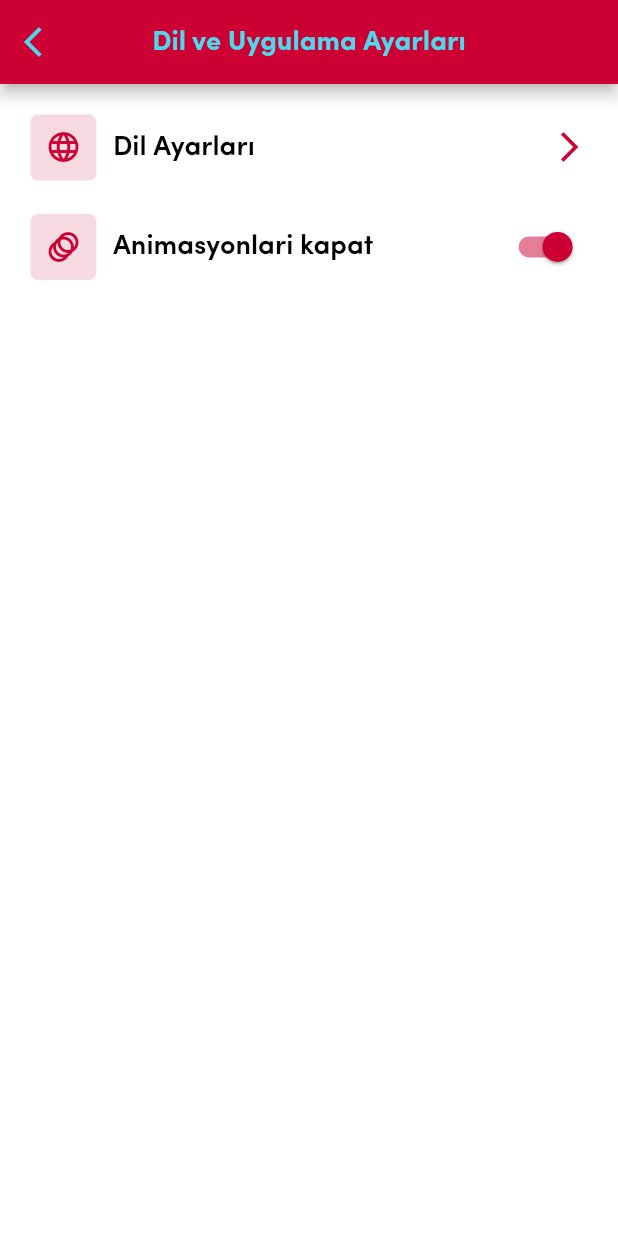
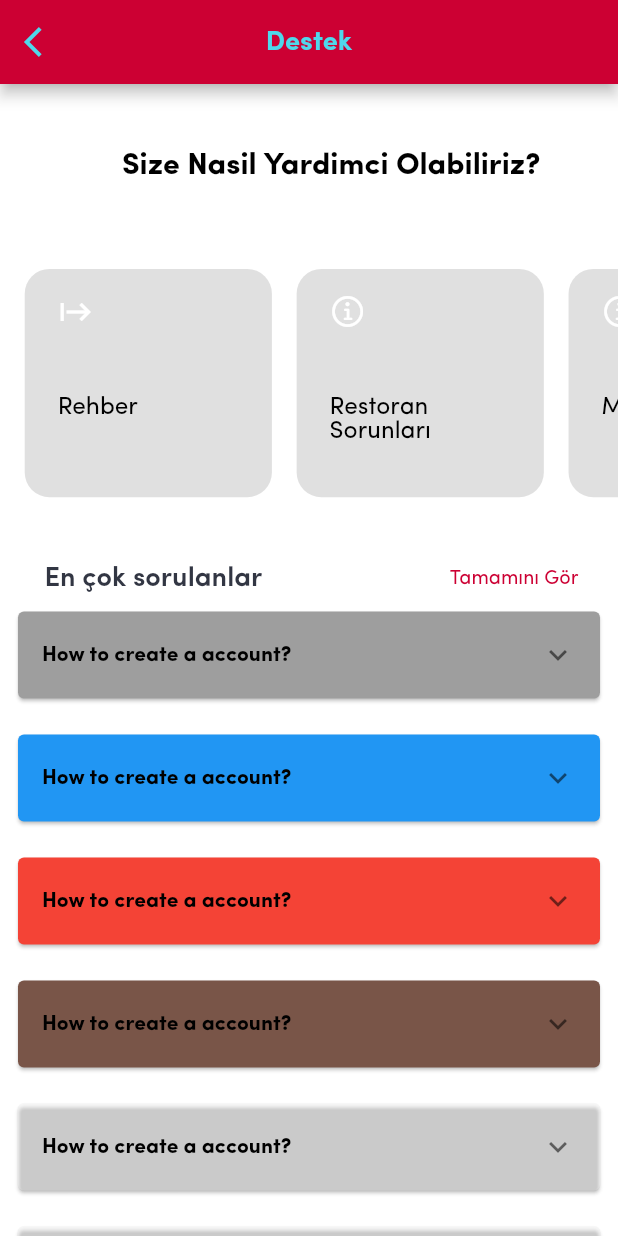
Before and after one commit to erkanrcelik/choosicbox, a Flutter app: the ProfilePageView screen opened by its route, after a tap on "Faliyetler", after a tap on "Ayarlar", after a tap on "Destek", on a phone screen of 412 x 824 dp. Run offline on Flutter 3.47's test engine with Material 2 defaults, Android fonts, the phone set to English and light mode, and no system bars; our stand-ins replace avatar_glow, carousel_slider, curved_navigation_bar, flutter_advanced_drawer, flutter_screenutil, flutter_svg and 3 more; missing offline and left inert: cupertino_range_slider_improved, custom_accordion, intl_phone_field2, simple_ripple_animation.

Commit message:
sana girsin eko

```diff
--- a/lib/routes/app_pages.dart
+++ b/lib/routes/app_pages.dart
@@ -17,6 +17,7 @@ import '../../screens/authentication/login/View/login_view.dart';
 import '../../screens/authentication/register/View/register_view.dart';
 import '../../screens/home/profile/View/profile_view.dart';
 import '../screens/home/profile/Settings/View/Pages/AccountSettings/CommunicationUpdates/View/communication_updates_view.dart';
+import '../screens/home/profile/Settings/View/Pages/FaqSettings/View/faq_settings_view.dart';
 import '../screens/home/profile/Settings/View/Pages/LanguageAppSettings/LanguageSettings/View/language_settings_view.dart';
 import '../screens/home/profile/Settings/View/Pages/LanguageAppSettings/View/language_app_settings_view.dart';
 
@@ -107,5 +108,9 @@ class AppPages {
       name: Routes.LANGUAGE_SETTINGS,
       page: () => LanguageSettingsView(),
     ),
+    GetPage(
+      name: Routes.FAQ_SETTINGS,
+      page: () => FaqSettingsView(),
+    ),
   ];
 }
--- a/lib/routes/app_routes.dart
+++ b/lib/routes/app_routes.dart
@@ -26,4 +26,5 @@ abstract class Routes {
   static const DELETE_ACCOUNT = '/delete-account';
   static const LANGUAGE_APP_SETTINGS = '/account-app-settings';
   static const LANGUAGE_SETTINGS = '/language-settings';
+  static const FAQ_SETTINGS = '/faq-settings';
 }
--- a/lib/screens/authentication/welcome/View/welcome_view.dart
+++ b/lib/screens/authentication/welcome/View/welcome_view.dart
@@ -64,7 +64,7 @@ class _WelcomeViewState extends State<WelcomeView> {
                         Padding(
                           padding: const EdgeInsets.symmetric(horizontal: 16),
                           child: Text(
-                            'Sign In With',
+                            'Sign In ',
                             style: TextStyle(
                               fontSize: 16,
                               fontWeight: FontWeight.w600,
@@ -93,7 +93,7 @@ class _WelcomeViewState extends State<WelcomeView> {
                               mainAxisAlignment: MainAxisAlignment.center,
                               children: [
                                 SvgPath(
-                                  svgPath: 'facebook',
+                                  svgPath: 'apple',
                                   width: 24,
                                   height: 24,
                                 ),
@@ -101,7 +101,7 @@ class _WelcomeViewState extends State<WelcomeView> {
                                   width: 16,
                                 ),
                                 Text(
-                                  'FACEBOOK',
+                                  'Apple',
                                   style: TextStyle(
                                       fontSize: 16,
                                       fontWeight: FontWeight.w600,
--- a/lib/screens/home/home/View/home_view.dart
+++ b/lib/screens/home/home/View/home_view.dart
@@ -191,24 +191,6 @@ class _HomeViewState extends State<HomeView> {
           toolbarHeight: 80.h,
           backgroundColor: Colors.transparent,
           elevation: 0,
-          title:
-              Column(crossAxisAlignment: CrossAxisAlignment.center, children: [
-            Row(mainAxisAlignment: MainAxisAlignment.center, children: [
-              Text(
-                'Mevcut Lokasyon'.tr,
-                style: TextStyle(color: Colors.grey, fontSize: 17.sp),
-              ),
-              Icon(
-                Icons.keyboard_arrow_down_outlined,
-                color: Colors.grey,
-                size: 17.h,
-              )
-            ]),
-            Text(
-              '4102 Pretty View Lane',
-              style: TextStyle(fontSize: 18.sp),
-            )
-          ]),
           leading: IconButton(
             onPressed: _handleMenuButtonPressed,
             icon: ValueListenableBuilder<AdvancedDrawerValue>(
@@ -219,7 +201,7 @@ class _HomeViewState extends State<HomeView> {
                   child: Icon(
                     color: Colors.grey,
                     size: 30.h,
-                    value.visible ? Icons.clear : Icons.menu,
+                    value.visible ? Icons.menu : Icons.menu,
                     key: ValueKey<bool>(value.visible),
                   ),
                 );
@@ -272,13 +254,6 @@ class _HomeViewState extends State<HomeView> {
                               child: TextFormField(
                                 decoration: InputDecoration(
                                   contentPadding: EdgeInsets.zero,
-                                  label: const Text(
-                                      'Find for food or restaurant...'),
-                                  labelStyle: TextStyle(
-                                    color: const Color(0xff9AA0B4),
-                                    fontWeight: FontWeight.w400,
-                                    fontSize: 14.sp,
-                                  ),
                                   border: InputBorder.none,
                                 ),
                               ),
--- /dev/null
+++ b/lib/screens/home/profile/Settings/View/Pages/FaqSettings/View/faq_settings_view.dart
@@ -0,0 +1,178 @@
+import 'package:choosicbox/utils/ui/button/faq_form.dart';
+import 'package:choosicbox/utils/ui/button/faqq_type.dart';
+import 'package:custom_accordion/custom_accordion.dart';
+import 'package:flutter/cupertino.dart';
+import 'package:flutter/material.dart';
+import 'package:flutter_screenutil/flutter_screenutil.dart';
+import 'package:get/get.dart';
+
+class FaqSettingsView extends StatelessWidget {
+  FaqSettingsView({super.key});
+
+  @override
+  Widget build(BuildContext context) {
+    return Scaffold(
+      appBar: AppBar(
+        backgroundColor: Theme.of(context).colorScheme.primary,
+        leading: IconButton(
+          icon: Icon(Icons.arrow_back_ios),
+          onPressed: () {
+            Get.back();
+          },
+        ),
+        centerTitle: true,
+        title: Text(
+          'Destek',
+          style: Theme.of(context).textTheme.headlineMedium,
+        ),
+      ),
+      body: SingleChildScrollView(
+        child: Column(
+          children: [
+            Padding(
+              padding: EdgeInsets.only(left: 27.w),
+              child: Container(
+                margin: EdgeInsets.only(top: 19.h, bottom: 0.h),
+                height: 70.h,
+                width: double.infinity,
+                child: Row(
+                  mainAxisAlignment: MainAxisAlignment.center,
+                  children: [
+                    Text(
+                      "Size Nasil Yardimci Olabiliriz?",
+                      style: Theme.of(context).textTheme.headlineSmall,
+                    )
+                  ],
+                ),
+              ),
+            ),
+            Column(
+              children: [
+                SingleChildScrollView(
+                  scrollDirection: Axis.horizontal,
+                  child: Row(
+                    children: [
+                      FaqTypeItem(
+                        text: 'Rehber',
+                        backgroundColor: Colors.black12,
+                        iconData: Icons.start,
+                      ),
+                      FaqTypeItem(
+                        text: 'Restoran Sorunları',
+                        backgroundColor: Colors.black12,
+                        iconData: CupertinoIcons.info,
+                      ),
+                      FaqTypeItem(
+                        text: 'Müzik Açma',
+                        backgroundColor: Colors.black12,
+                        iconData: CupertinoIcons.info,
+                      ),
+                      FaqTypeItem(
+                        text: 'Kullanıcı Bilgileri',
+                        backgroundColor: Colors.black12,
+                        iconData: CupertinoIcons.info,
+                      ),
+                    ],
+                  ),
+                )
+              ],
+            ),
+            Padding(
+              padding: EdgeInsets.only(left: 27.w),
+              child: Container(
+                margin: EdgeInsets.only(right: 24.w),
+                height: 20.h,
+                child: Row(
+                  mainAxisAlignment: MainAxisAlignment.spaceBetween,
+                  children: [
+                    Text(
+                      'En çok sorulanlar',
+                      style: TextStyle(
+                          color: const Color(0xff323643),
+                          fontSize: 18.sp,
+                          fontWeight: FontWeight.w600),
+                    ),
+                    Text(
+                      'Tamamını Gör',
+                      style: TextStyle(
+                        fontSize: 13.sp,
+                        fontWeight: FontWeight.w400,
+                        color: Theme.of(context).colorScheme.primary,
+                      ),
+                    ),
+                  ],
+                ),
+              ),
+            ),
+            Padding(
+              padding: const EdgeInsets.all(8.0),
+              child: Column(
+                children: [
+                  FaqFormAccordion(
+                    title: "How to create a account?",
+                    description: 'Open the Tradebase app to get started and follow the steps. Tradebase doesn’t charge a fee to create or maintain your Tradebase account.',
+                    backgroundColor:  Colors.grey,),
+                ],
+              ),
+            ),
+            Padding(
+              padding: const EdgeInsets.all(8.0),
+              child: Column(
+                children: [
+                  FaqFormAccordion(
+                    title: "How to create a account?",
+                    description: 'Open the Tradebase app to get started and follow the steps. Tradebase doesn’t charge a fee to create or maintain your Tradebase account.',
+                    backgroundColor:  Colors.blue,),
+                ],
+              ),
+            ),
+            Padding(
+              padding: const EdgeInsets.all(8.0),
+              child: Column(
+                children: [
+                  FaqFormAccordion(
+                    title: "How to create a account?",
+                    description: 'Open the Tradebase app to get started and follow the steps. Tradebase doesn’t charge a fee to create or maintain your Tradebase account.',
+                    backgroundColor:  Colors.red,),
+                ],
+              ),
+            ),
+            Padding(
+              padding: const EdgeInsets.all(8.0),
+              child: Column(
+                children: [
+                  FaqFormAccordion(
+                    title: "How to create a account?",
+                    description: 'Open the Tradebase app to get started and follow the steps. Tradebase doesn’t charge a fee to create or maintain your Tradebase account.',
+                    backgroundColor:  Colors.brown,),
+                ],
+              ),
+            ),
+            Padding(
+              padding: const EdgeInsets.all(8.0),
+              child: Column(
+                children: [
+                  FaqFormAccordion(
+                    title: "How to create a account?",
+                    description: 'Open the Tradebase app to get started and follow the steps. Tradebase doesn’t charge a fee to create or maintain your Tradebase account.',
+                    backgroundColor:  Colors.white24,),
+                ],
+              ),
+            ),
+            Padding(
+              padding: const EdgeInsets.all(8.0),
+              child: Column(
+                children: [
+                  FaqFormAccordion(
+                    title: "How to create a account?",
+                    description: 'Open the Tradebase app to get started and follow the steps. Tradebase doesn’t charge a fee to create or maintain your Tradebase account.',
+                    backgroundColor:  Colors.white24,),
+                ],
+              ),
+            ),
+          ],
+        ),
+      ),
+    );
+  }
+}
--- a/lib/screens/home/profile/Settings/View/settings_view.dart
+++ b/lib/screens/home/profile/Settings/View/settings_view.dart
@@ -36,7 +36,7 @@ class SettingsView extends StatelessWidget {
           SizedBox(height: 20.h),
           SettingsCard(
             onTap: () {
-              Get.toNamed('/account-app-settings');
+              Get.toNamed('/faq-settings');
             },
             title: 'Destek',
             icon: Icon(
--- /dev/null
+++ b/lib/utils/ui/button/faq_form.dart
@@ -0,0 +1,30 @@
+import 'package:flutter/cupertino.dart';
+import 'package:flutter/material.dart';
+import 'package:flutter_screenutil/flutter_screenutil.dart';
+
+class FaqFormAccordion extends StatelessWidget {
+  const FaqFormAccordion({super.key, required this.title, required this.description, required this.backgroundColor});
+
+  final String title;
+  final String description;
+  final Color backgroundColor;
+
+
+
+  @override
+  Widget build(BuildContext context) {
+    return Card(
+        color: backgroundColor,
+        child:ExpansionTile(
+          title: Text(title, style: Theme.of(context).textTheme.titleLarge,),
+          children: [
+            Container(
+              color: Colors.white,
+              padding:EdgeInsets.symmetric(vertical: 15.h,horizontal: 20.h),
+              child:  Text(description, style: Theme.of(context).textTheme.labelSmall,) ,
+            )
+          ],
+        )
+    );
+  }
+}
--- /dev/null
+++ b/lib/utils/ui/button/faqq_type.dart
@@ -0,0 +1,59 @@
+import 'package:flutter/material.dart';
+import 'package:flutter_screenutil/flutter_screenutil.dart';
+
+class FaqTypeItem extends StatelessWidget {
+  final IconData iconData;
+  final Color backgroundColor; // Use Color for background color
+  final String text;
+  final VoidCallback? onTap;
+
+  FaqTypeItem({
+    Key? key,
+    required this.iconData,
+    required this.backgroundColor,
+    required this.text,
+    this.onTap,
+  }) : super(key: key);
+
+  @override
+  Widget build(BuildContext context) {
+    return InkWell(
+      enableFeedback: false,
+      radius: 0.0,
+      overlayColor: MaterialStateProperty.all(Colors.transparent),
+      onTap: onTap,
+      child: Container(
+        margin: EdgeInsets.fromLTRB(15.w, 30.w, 0.w, 40.w),
+        height: 150.h,
+        width: 150.w,
+        decoration: BoxDecoration(
+          borderRadius: BorderRadius.circular(15.w),
+          color: backgroundColor,
+        ),
+        child: Column(
+          children: [
+            Container(
+              alignment: Alignment.topLeft,
+              padding: EdgeInsets.symmetric(horizontal: 20.w, vertical: 15.w),
+              child:Column (
+                  children: [
+                    Icon(
+                    iconData, // Use the IconData to display the icon
+                    color: Colors.white,
+                  )],
+              ),
+            ),
+            Container(
+              alignment: Alignment.topLeft,
+              padding: EdgeInsets.symmetric(horizontal: 20.w, vertical: 25.w),
+              child: Text(
+                text,
+                style: Theme.of(context).textTheme.displaySmall,
+              ),
+            ),
+          ],
+        ),
+      ),
+    );
+  }
+}
--- a/pubspec.yaml
+++ b/pubspec.yaml
@@ -67,6 +67,7 @@ dependencies:
   video_player: ^2.7.0
   avatar_glow: ^2.0.2
   liquid_container: ^1.0.4
+  custom_accordion: ^0.0.5
 
 
 dev_dependencies:
```
Also changed, not shown: pubspec.lock.
